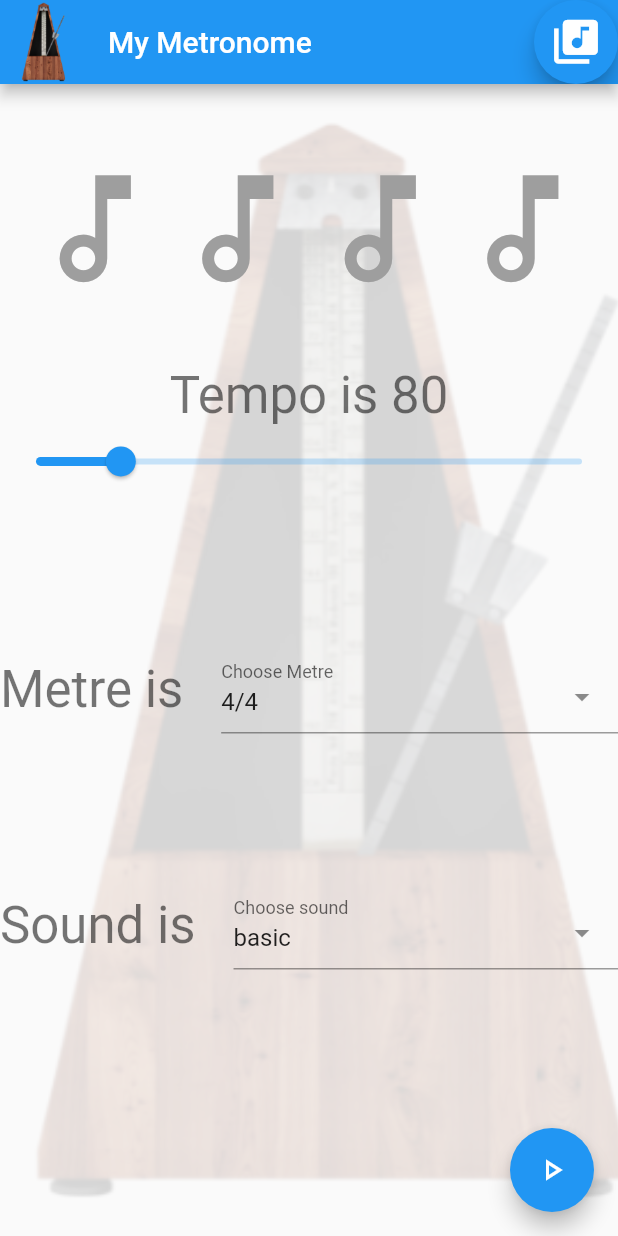
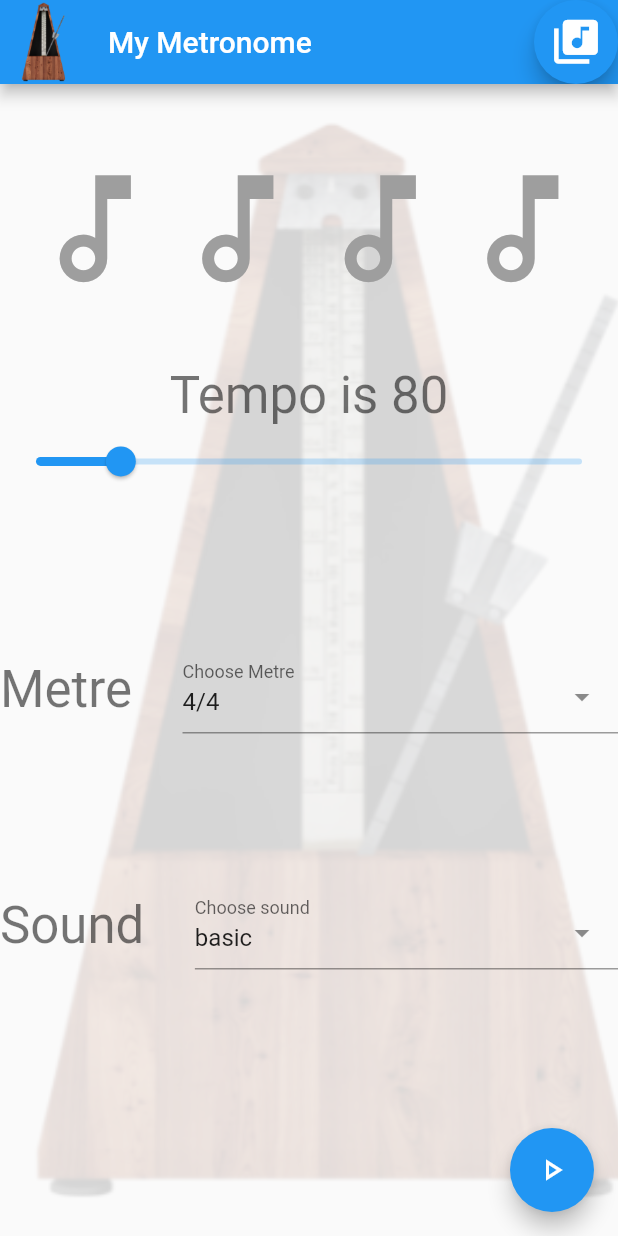
Before and after one commit to mBillan/MarwanPublicProjects, a Flutter app: the screen it shows after launch, on a phone screen of 412 x 824 dp. Run offline on Flutter 3.47's test engine with Material 2 defaults, Android fonts, the phone set to English and light mode, and no system bars; drawn by our look-alikes of select_form_field; our stand-ins replace audioplayers.

Commit message:
Prepare the App to release 1.0.0

```diff
--- a/my_metronome/lib/main.dart
+++ b/my_metronome/lib/main.dart
@@ -319,7 +319,7 @@ class _MyHomePageState extends State<MyHomePage> {
                 mainAxisAlignment: MainAxisAlignment.center,
                 children: [
                   Text(
-                    'Metre is   ',
+                    'Metre    ',
                     style: Theme.of(context).textTheme.headline4,
                   ),
                   Expanded(
@@ -342,7 +342,7 @@ class _MyHomePageState extends State<MyHomePage> {
                 mainAxisAlignment: MainAxisAlignment.center,
                 children: [
                   Text(
-                    'Sound is   ',
+                    'Sound    ',
                     style: Theme.of(context).textTheme.headline4,
                   ),
                   Expanded(
```
Also changed, not shown: 2 other files.
